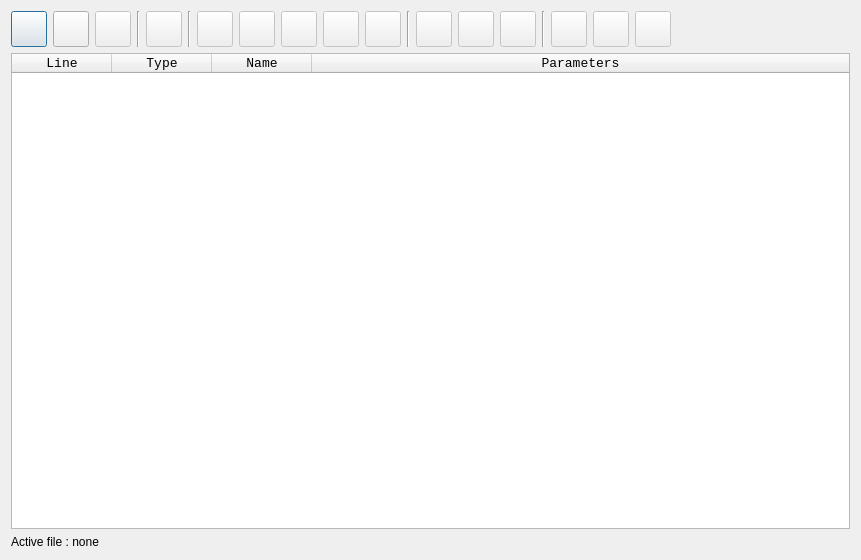
Old version of the form plugins/topographytools/tt_dialogmain.ui in the repository qwilvove/LibreCAD-topography.
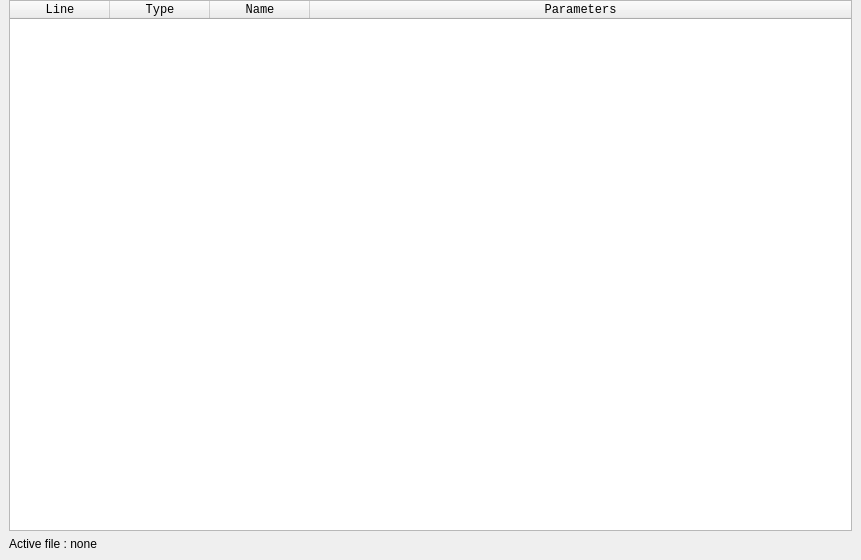
New version of the form. Icons and pictures are not drawn.

Commit message: Use actions for main dialog

Patch:
```diff
--- a/plugins/topographytools/tt_dialogmain.ui
+++ b/plugins/topographytools/tt_dialogmain.ui
@@ -14,616 +14,127 @@
    <string>Topography tools</string>
   </property>
   <layout class="QVBoxLayout" name="verticalLayout">
+   <property name="spacing">
+    <number>0</number>
+   </property>
+   <property name="leftMargin">
+    <number>0</number>
+   </property>
+   <property name="topMargin">
+    <number>0</number>
+   </property>
+   <property name="rightMargin">
+    <number>0</number>
+   </property>
+   <property name="bottomMargin">
+    <number>0</number>
+   </property>
    <item>
-    <layout class="QHBoxLayout" name="horizontalLayout">
+    <layout class="QVBoxLayout" name="vlToolBar">
+     <property name="spacing">
+      <number>0</number>
+     </property>
+    </layout>
+   </item>
+   <item>
+    <layout class="QVBoxLayout" name="vlContent">
+     <property name="spacing">
+      <number>6</number>
+     </property>
+     <property name="leftMargin">
+      <number>9</number>
+     </property>
+     <property name="topMargin">
+      <number>0</number>
+     </property>
+     <property name="rightMargin">
+      <number>9</number>
+     </property>
+     <property name="bottomMargin">
+      <number>9</number>
+     </property>
      <item>
-      <widget class="QPushButton" name="pbNew">
-       <property name="minimumSize">
-        <size>
-         <width>36</width>
-         <height>36</height>
-        </size>
-       </property>
-       <property name="maximumSize">
-        <size>
-         <width>36</width>
-         <height>36</height>
-        </size>
-       </property>
-       <property name="toolTip">
-        <string>New .tt file</string>
-       </property>
-       <property name="icon">
-        <iconset resource="icons/icons.qrc">
-         <normaloff>:/icons/new.svg</normaloff>:/icons/new.svg</iconset>
-       </property>
-       <property name="iconSize">
-        <size>
-         <width>24</width>
-         <height>24</height>
-        </size>
-       </property>
-       <property name="shortcut">
-        <string>Ctrl+N</string>
-       </property>
-       <property name="checked">
-        <bool>false</bool>
-       </property>
-      </widget>
-     </item>
-     <item>
-      <widget class="QPushButton" name="pbOpen">
-       <property name="minimumSize">
-        <size>
-         <width>36</width>
-         <height>36</height>
-        </size>
-       </property>
-       <property name="maximumSize">
-        <size>
-         <width>36</width>
-         <height>36</height>
-        </size>
-       </property>
-       <property name="toolTip">
-        <string>Open .tt file</string>
-       </property>
-       <property name="icon">
-        <iconset resource="icons/icons.qrc">
-         <normaloff>:/icons/open.svg</normaloff>:/icons/open.svg</iconset>
-       </property>
-       <property name="iconSize">
-        <size>
-         <width>24</width>
-         <height>24</height>
-        </size>
-       </property>
-       <property name="shortcut">
-        <string>Ctrl+O</string>
-       </property>
-      </widget>
-     </item>
-     <item>
-      <widget class="QPushButton" name="pbSave">
+      <widget class="QTableWidget" name="tableWidget">
        <property name="enabled">
-        <bool>false</bool>
+        <bool>true</bool>
        </property>
-       <property name="minimumSize">
-        <size>
-         <width>36</width>
-         <height>36</height>
-        </size>
+       <property name="font">
+        <font>
+         <family>Monospace</family>
+         <pointsize>10</pointsize>
+        </font>
        </property>
-       <property name="maximumSize">
-        <size>
-         <width>36</width>
-         <height>36</height>
-        </size>
+       <property name="editTriggers">
+        <set>QAbstractItemView::NoEditTriggers</set>
        </property>
-       <property name="toolTip">
-        <string>Save .tt file</string>
+       <property name="alternatingRowColors">
+        <bool>true</bool>
        </property>
        <property name="icon">
         <iconset resource="icons/icons.qrc">
          <normaloff>:/icons/save.svg</normaloff>:/icons/save.svg</iconset>
        </property>
-       <property name="iconSize">
-        <size>
-         <width>24</width>
-         <height>24</height>
-        </size>
-       </property>
-       <property name="shortcut">
-        <string>Ctrl+S</string>
-       </property>
+       <attribute name="horizontalHeaderStretchLastSection">
+        <bool>true</bool>
+       </attribute>
+       <attribute name="verticalHeaderDefaultSectionSize">
+        <number>22</number>
+       </attribute>
+       <column>
+        <property name="text">
+         <string>Line</string>
+        </property>
+        <property name="font">
+         <font>
+          <family>Monospace</family>
+          <pointsize>9</pointsize>
+         </font>
+        </property>
+       </column>
+       <column>
+        <property name="text">
+         <string>Type</string>
+        </property>
+        <property name="font">
+         <font>
+          <family>Monospace</family>
+          <pointsize>9</pointsize>
+         </font>
+        </property>
+       </column>
+       <column>
+        <property name="text">
+         <string>Name</string>
+        </property>
+        <property name="font">
+         <font>
+          <family>Monospace</family>
+          <pointsize>9</pointsize>
+         </font>
+        </property>
+       </column>
+       <column>
+        <property name="text">
+         <string>Parameters</string>
+        </property>
+        <property name="font">
+         <font>
+          <family>Monospace</family>
+          <pointsize>9</pointsize>
+         </font>
+        </property>
+       </column>
       </widget>
      </item>
      <item>
-      <widget class="Line" name="line">
-       <property name="orientation">
-        <enum>Qt::Orientation::Vertical</enum>
-       </property>
-      </widget>
-     </item>
-     <item>
-      <widget class="QPushButton" name="pbImport">
-       <property name="enabled">
-        <bool>false</bool>
-       </property>
-       <property name="minimumSize">
-        <size>
-         <width>36</width>
-         <height>36</height>
-        </size>
-       </property>
-       <property name="maximumSize">
-        <size>
-         <width>36</width>
-         <height>36</height>
-        </size>
-       </property>
-       <property name="toolTip">
-        <string>Import data</string>
-       </property>
-       <property name="icon">
-        <iconset resource="icons/icons.qrc">
-         <normaloff>:/icons/import.svg</normaloff>:/icons/import.svg</iconset>
-       </property>
-       <property name="iconSize">
-        <size>
-         <width>24</width>
-         <height>24</height>
-        </size>
-       </property>
-       <property name="shortcut">
-        <string>Ctrl+I</string>
-       </property>
-      </widget>
-     </item>
-     <item>
-      <widget class="Line" name="line_2">
-       <property name="orientation">
-        <enum>Qt::Orientation::Vertical</enum>
-       </property>
-      </widget>
-     </item>
-     <item>
-      <widget class="QPushButton" name="pbAdd">
-       <property name="enabled">
-        <bool>false</bool>
-       </property>
-       <property name="minimumSize">
-        <size>
-         <width>36</width>
-         <height>36</height>
-        </size>
-       </property>
-       <property name="maximumSize">
-        <size>
-         <width>36</width>
-         <height>36</height>
-        </size>
-       </property>
-       <property name="toolTip">
-        <string>Add a line</string>
-       </property>
-       <property name="icon">
-        <iconset resource="icons/icons.qrc">
-         <normaloff>:/icons/add.svg</normaloff>:/icons/add.svg</iconset>
-       </property>
-       <property name="iconSize">
-        <size>
-         <width>24</width>
-         <height>24</height>
-        </size>
-       </property>
-       <property name="shortcut">
-        <string>+</string>
-       </property>
-      </widget>
-     </item>
-     <item>
-      <widget class="QPushButton" name="pbRemove">
-       <property name="enabled">
-        <bool>false</bool>
-       </property>
-       <property name="minimumSize">
-        <size>
-         <width>36</width>
-         <height>36</height>
-        </size>
-       </property>
-       <property name="maximumSize">
-        <size>
-         <width>36</width>
-         <height>36</height>
-        </size>
-       </property>
-       <property name="toolTip">
-        <string>Remove line(s)</string>
-       </property>
-       <property name="icon">
-        <iconset resource="icons/icons.qrc">
-         <normaloff>:/icons/remove.svg</normaloff>:/icons/remove.svg</iconset>
-       </property>
-       <property name="iconSize">
-        <size>
-         <width>24</width>
-         <height>24</height>
-        </size>
-       </property>
-       <property name="shortcut">
-        <string>Del</string>
-       </property>
-      </widget>
-     </item>
-     <item>
-      <widget class="QPushButton" name="pbEdit">
-       <property name="enabled">
-        <bool>false</bool>
-       </property>
-       <property name="minimumSize">
-        <size>
-         <width>36</width>
-         <height>36</height>
-        </size>
-       </property>
-       <property name="maximumSize">
-        <size>
-         <width>36</width>
-         <height>36</height>
-        </size>
-       </property>
-       <property name="toolTip">
-        <string>Edit attributes</string>
-       </property>
-       <property name="icon">
-        <iconset resource="icons/icons.qrc">
-         <normaloff>:/icons/attributes.svg</normaloff>:/icons/attributes.svg</iconset>
-       </property>
-       <property name="iconSize">
-        <size>
-         <width>24</width>
-         <height>24</height>
-        </size>
-       </property>
-       <property name="shortcut">
-        <string>Ctrl+E</string>
-       </property>
-      </widget>
-     </item>
-     <item>
-      <widget class="QPushButton" name="pbUp">
-       <property name="enabled">
-        <bool>false</bool>
-       </property>
-       <property name="minimumSize">
-        <size>
-         <width>36</width>
-         <height>36</height>
-        </size>
-       </property>
-       <property name="maximumSize">
-        <size>
-         <width>36</width>
-         <height>36</height>
-        </size>
-       </property>
-       <property name="toolTip">
-        <string>Move line up</string>
-       </property>
-       <property name="icon">
-        <iconset resource="icons/icons.qrc">
-         <normaloff>:/icons/up.svg</normaloff>:/icons/up.svg</iconset>
-       </property>
-       <property name="iconSize">
-        <size>
-         <width>24</width>
-         <height>24</height>
-        </size>
-       </property>
-       <property name="shortcut">
-        <string>PgUp</string>
-       </property>
-      </widget>
-     </item>
-     <item>
-      <widget class="QPushButton" name="pbDown">
-       <property name="enabled">
-        <bool>false</bool>
-       </property>
-       <property name="minimumSize">
-        <size>
-         <width>36</width>
-         <height>36</height>
-        </size>
-       </property>
-       <property name="maximumSize">
-        <size>
-         <width>36</width>
-         <height>36</height>
-        </size>
-       </property>
-       <property name="toolTip">
-        <string>Move line down</string>
-       </property>
-       <property name="icon">
-        <iconset resource="icons/icons.qrc">
-         <normaloff>:/icons/down.svg</normaloff>:/icons/down.svg</iconset>
-       </property>
-       <property name="iconSize">
-        <size>
-         <width>24</width>
-         <height>24</height>
-        </size>
-       </property>
-       <property name="shortcut">
-        <string>PgDown</string>
-       </property>
-      </widget>
-     </item>
-     <item>
-      <widget class="Line" name="line_3">
-       <property name="orientation">
-        <enum>Qt::Orientation::Vertical</enum>
-       </property>
-      </widget>
-     </item>
-     <item>
-      <widget class="QPushButton" name="pbV0">
-       <property name="enabled">
-        <bool>false</bool>
-       </property>
-       <property name="minimumSize">
-        <size>
-         <width>36</width>
-         <height>36</height>
-        </size>
-       </property>
-       <property name="maximumSize">
-        <size>
-         <width>36</width>
-         <height>36</height>
-        </size>
-       </property>
-       <property name="toolTip">
-        <string>Calculate V0</string>
-       </property>
-       <property name="icon">
-        <iconset resource="icons/icons.qrc">
-         <normaloff>:/icons/angle_line_to_line.svg</normaloff>:/icons/angle_line_to_line.svg</iconset>
-       </property>
-       <property name="iconSize">
-        <size>
-         <width>24</width>
-         <height>24</height>
-        </size>
-       </property>
-      </widget>
-     </item>
-     <item>
-      <widget class="QPushButton" name="pbPolygo">
-       <property name="enabled">
-        <bool>false</bool>
-       </property>
-       <property name="minimumSize">
-        <size>
-         <width>36</width>
-         <height>36</height>
-        </size>
-       </property>
-       <property name="maximumSize">
-        <size>
-         <width>36</width>
-         <height>36</height>
-        </size>
-       </property>
-       <property name="toolTip">
-        <string>Calculate polygonation</string>
-       </property>
+      <widget class="QLabel" name="label">
        <property name="text">
-        <string/>
+        <string>Active file : none</string>
        </property>
-       <property name="icon">
-        <iconset resource="icons/icons.qrc">
-         <normaloff>:/icons/total_length_selected_entities.svg</normaloff>:/icons/total_length_selected_entities.svg</iconset>
-       </property>
-       <property name="iconSize">
-        <size>
-         <width>24</width>
-         <height>24</height>
-        </size>
-       </property>
       </widget>
      </item>
-     <item>
-      <widget class="QPushButton" name="pbPoints">
-       <property name="enabled">
-        <bool>false</bool>
-       </property>
-       <property name="minimumSize">
-        <size>
-         <width>36</width>
-         <height>36</height>
-        </size>
-       </property>
-       <property name="maximumSize">
-        <size>
-         <width>36</width>
-         <height>36</height>
-        </size>
-       </property>
-       <property name="toolTip">
-        <string>Calculate points</string>
-       </property>
-       <property name="text">
-        <string/>
-       </property>
-       <property name="icon">
-        <iconset resource="icons/icons.qrc">
-         <normaloff>:/icons/points.svg</normaloff>:/icons/points.svg</iconset>
-       </property>
-       <property name="iconSize">
-        <size>
-         <width>24</width>
-         <height>24</height>
-        </size>
-       </property>
-      </widget>
-     </item>
-     <item>
-      <widget class="Line" name="line_4">
-       <property name="orientation">
-        <enum>Qt::Orientation::Vertical</enum>
-       </property>
-      </widget>
-     </item>
-     <item>
-      <widget class="QPushButton" name="pbDraw">
-       <property name="enabled">
-        <bool>false</bool>
-       </property>
-       <property name="minimumSize">
-        <size>
-         <width>36</width>
-         <height>36</height>
-        </size>
-       </property>
-       <property name="maximumSize">
-        <size>
-         <width>36</width>
-         <height>36</height>
-        </size>
-       </property>
-       <property name="toolTip">
-        <string>Draw points</string>
-       </property>
-       <property name="icon">
-        <iconset resource="icons/icons.qrc">
-         <normaloff>:/icons/draw_points.svg</normaloff>:/icons/draw_points.svg</iconset>
-       </property>
-       <property name="iconSize">
-        <size>
-         <width>24</width>
-         <height>24</height>
-        </size>
-       </property>
-      </widget>
-     </item>
-     <item>
-      <widget class="QPushButton" name="pbDrawBlocks">
-       <property name="enabled">
-        <bool>false</bool>
-       </property>
-       <property name="minimumSize">
-        <size>
-         <width>36</width>
-         <height>36</height>
-        </size>
-       </property>
-       <property name="maximumSize">
-        <size>
-         <width>36</width>
-         <height>36</height>
-        </size>
-       </property>
-       <property name="toolTip">
-        <string>Draw a block</string>
-       </property>
-       <property name="icon">
-        <iconset resource="icons/icons.qrc">
-         <normaloff>:/icons/draw_blocks.svg</normaloff>:/icons/draw_blocks.svg</iconset>
-       </property>
-       <property name="iconSize">
-        <size>
-         <width>24</width>
-         <height>24</height>
-        </size>
-       </property>
-      </widget>
-     </item>
-     <item>
-      <widget class="QPushButton" name="pbGrid">
-       <property name="enabled">
-        <bool>false</bool>
-       </property>
-       <property name="minimumSize">
-        <size>
-         <width>36</width>
-         <height>36</height>
-        </size>
-       </property>
-       <property name="maximumSize">
-        <size>
-         <width>36</width>
-         <height>36</height>
-        </size>
-       </property>
-       <property name="toolTip">
-        <string>Manage grid</string>
-       </property>
-       <property name="icon">
-        <iconset resource="icons/icons.qrc">
-         <normaloff>:/icons/grid.svg</normaloff>:/icons/grid.svg</iconset>
-       </property>
-       <property name="iconSize">
-        <size>
-         <width>24</width>
-         <height>24</height>
-        </size>
-       </property>
-      </widget>
-     </item>
-     <item>
-      <spacer name="horizontalSpacer">
-       <property name="orientation">
-        <enum>Qt::Orientation::Horizontal</enum>
-       </property>
-       <property name="sizeHint" stdset="0">
-        <size>
-         <width>40</width>
-         <height>20</height>
-        </size>
-       </property>
-      </spacer>
-     </item>
     </layout>
    </item>
-   <item>
-    <widget class="QTableWidget" name="tableWidget">
-     <property name="enabled">
-      <bool>true</bool>
-     </property>
-     <property name="font">
-      <font>
-       <family>Monospace</family>
-       <pointsize>10</pointsize>
-      </font>
-     </property>
-     <property name="editTriggers">
-      <set>QAbstractItemView::EditTrigger::NoEditTriggers</set>
-     </property>
-     <property name="alternatingRowColors">
-      <bool>true</bool>
-     </property>
-     <property name="selectionBehavior">
-      <enum>QAbstractItemView::SelectionBehavior::SelectRows</enum>
-     </property>
-     <attribute name="horizontalHeaderStretchLastSection">
-      <bool>true</bool>
-     </attribute>
-     <attribute name="verticalHeaderDefaultSectionSize">
-      <number>22</number>
-     </attribute>
-     <column>
-      <property name="text">
-       <string>Line</string>
-      </property>
-     </column>
-     <column>
-      <property name="text">
-       <string>Type</string>
-      </property>
-     </column>
-     <column>
-      <property name="text">
-       <string>Name</string>
-      </property>
-     </column>
-     <column>
-      <property name="text">
-       <string>Parameters</string>
-      </property>
-     </column>
-    </widget>
-   </item>
-   <item>
-    <widget class="QLabel" name="label">
-     <property name="text">
-      <string>Active file : none</string>
-     </property>
-    </widget>
-   </item>
   </layout>
  </widget>
  <resources>
```
Left out of the diff: 9 changed lines with no effect on the pictures. The commit also changes 3 other files.
